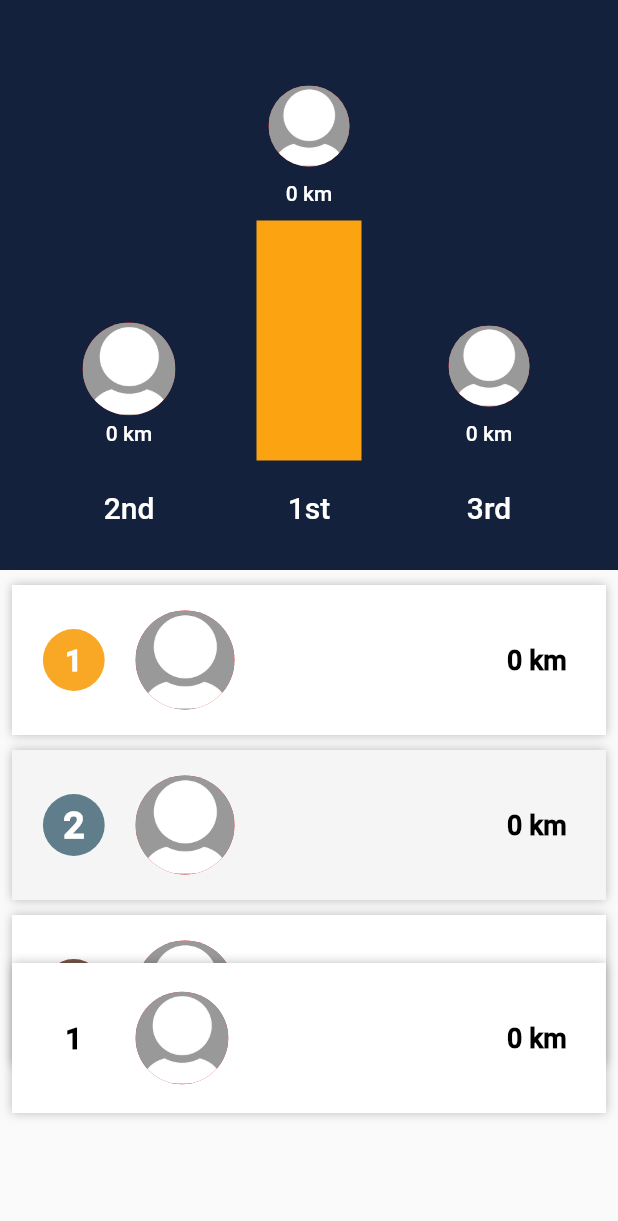
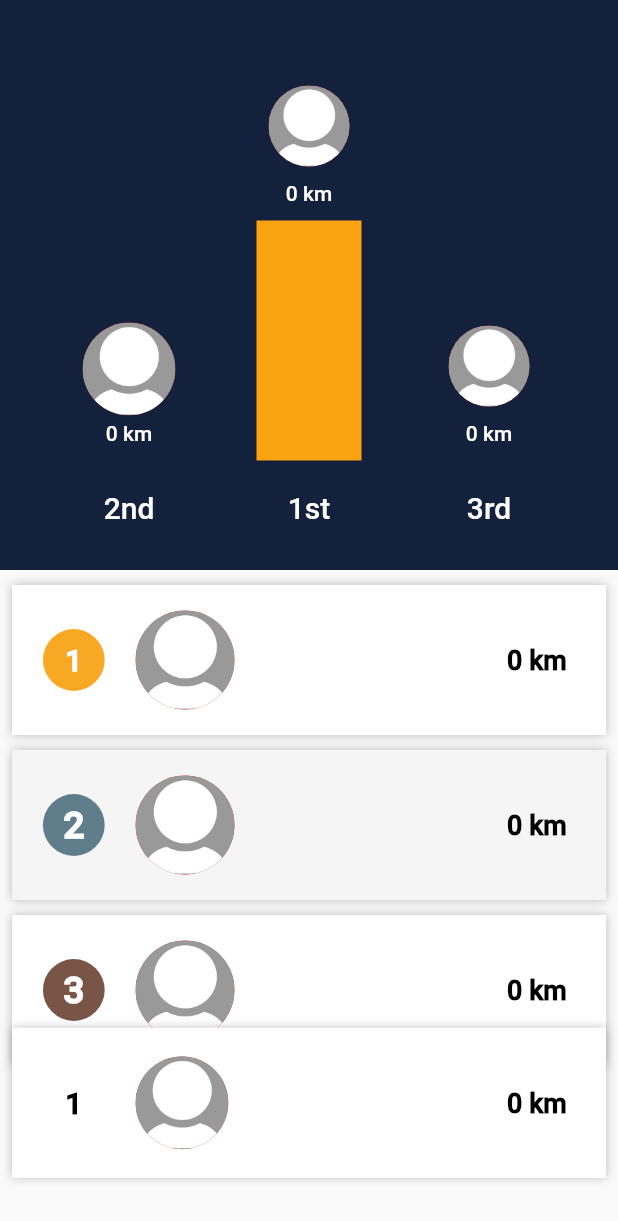
Before and after one commit to calorun-project/calorun_app, a Flutter app: the LeaderBoard screen opened directly, on a phone screen of 412 x 824 dp. Shown: the top 1221 px of the screen. Run offline on Flutter 3.47's test engine with Material 2 defaults, Android fonts, the phone set to English and light mode, and no system bars; our stand-ins replace cloud_firestore, firebase_auth, firebase_core, firebase_storage, flutter_map, fluttertoast and 5 more; missing offline and left inert: geocoder; accounts and stored records are empty.

Commit message:
add responsive for leaderboard

```diff
--- a/lib/screens/home/leader_board.dart
+++ b/lib/screens/home/leader_board.dart
@@ -351,7 +351,7 @@ class _LeaderBoardState extends State<LeaderBoard> {
             Positioned(
                 bottom: 0,
                 child: Container(
-                  alignment: Alignment.center,
+                  alignment: Alignment(0,0.9),
                   width: MediaQuery.of(context).size.width,
                   height: MediaQuery.of(context).size.width*0.5,
                   decoration: BoxDecoration(color: Colors.transparent),
```
